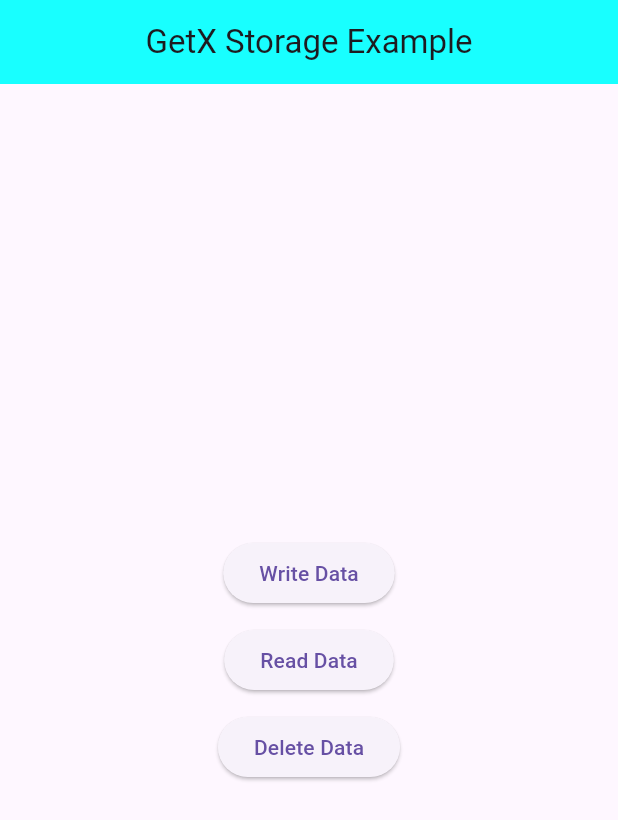
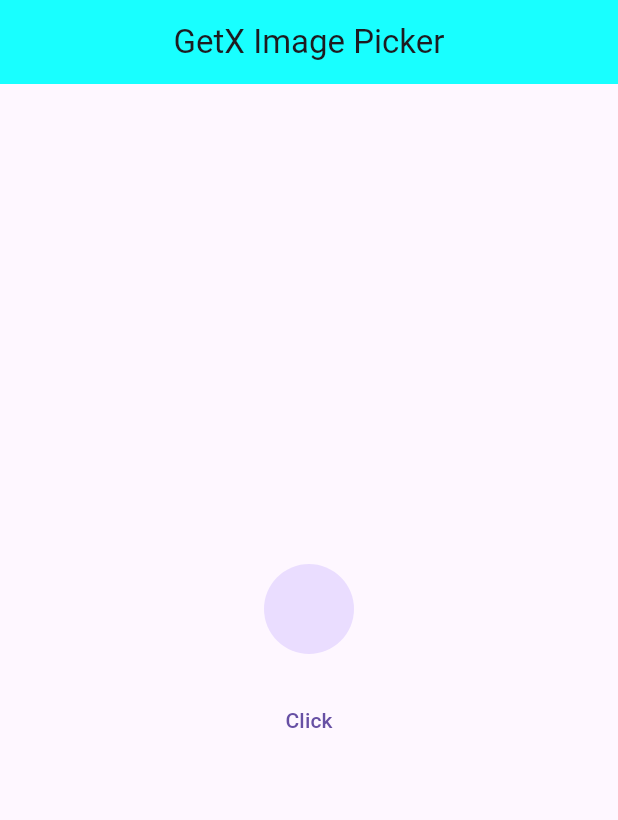
Before and after one commit to Jahid01234/getx_all_code, a Flutter app: the screen it shows after launch, on a phone screen of 412 x 824 dp. Shown: the top 820 px of the screen. Run offline on Flutter 3.47's test engine with Material 3 defaults, Android fonts, the light colour scheme and no system bars; our stand-ins replace get, image_picker.

Commit message:
-GetX Image Picker

```diff
--- /dev/null
+++ b/lib/app/modules/home/binding/home_binding.dart
@@ -0,0 +1,11 @@
+import 'package:get/get.dart';
+import 'package:get_material_app/app/modules/home/controller/home_controller.dart';
+
+class HomeBinding extends Bindings{
+  @override
+  void dependencies() {
+    // TODO: implement dependencies
+    Get.lazyPut(() => HomeController());
+  }
+
+}
--- /dev/null
+++ b/lib/app/modules/home/controller/home_controller.dart
@@ -0,0 +1,17 @@
+import 'package:get/get.dart';
+import 'package:image_picker/image_picker.dart';
+
+class HomeController extends GetxController{
+
+   RxString  selectedImage = ''.obs;
+
+   Future<void> getImage() async{
+     final ImagePicker picker = ImagePicker();
+     final result = await picker.pickImage(
+       source: ImageSource.gallery,
+     );
+     if(result != null){
+       selectedImage.value = result.path;
+     }
+ }
+}
--- /dev/null
+++ b/lib/app/modules/home/view/home_view.dart
@@ -0,0 +1,42 @@
+import 'dart:io';
+
+import 'package:flutter/material.dart';
+import 'package:get/get.dart';
+import 'package:get_material_app/app/modules/home/controller/home_controller.dart';
+
+class HomeView extends GetView<HomeController> {
+  const HomeView({super.key});
+
+  @override
+  Widget build(BuildContext context) {
+    return Scaffold(
+      appBar: AppBar(
+        backgroundColor: Colors.cyanAccent,
+        title: const Text("GetX Image Picker"),
+
+        centerTitle: true,
+      ),
+
+      body: Center(
+        child: Column(
+          mainAxisAlignment: MainAxisAlignment.center,
+          children: [
+            Obx(() => CircleAvatar(
+                radius: 30,
+                backgroundImage: controller.selectedImage.isNotEmpty
+                    ? FileImage(File(controller.selectedImage.toString()))
+                    : null
+
+            ),
+            ),
+            const SizedBox(height: 20),
+            TextButton(onPressed: (){
+              controller.getImage();
+            }, child: const Text("Click"))
+          ],
+        ),
+      ),
+
+    );
+  }
+}
--- /dev/null
+++ b/lib/app/routes/app_routes.dart
@@ -0,0 +1,15 @@
+import 'package:get/get.dart';
+import 'package:get_material_app/app/modules/home/binding/home_binding.dart';
+import 'package:get_material_app/app/modules/home/view/home_view.dart';
+import 'package:get_material_app/app/routes/routes_name.dart';
+
+class AppRoutes{
+  static List<GetPage> page=[
+    GetPage(
+        name: RoutesName.home,
+        page: ()=>const HomeView(),
+        binding: HomeBinding(),
+        transition: Transition.fade
+    ),
+  ];
+}
--- /dev/null
+++ b/lib/app/routes/routes_name.dart
@@ -0,0 +1,3 @@
+class RoutesName{
+  static const String home = '/home_view';
+}
--- a/lib/home_screen.dart
+++ /dev/null
@@ -1,60 +0,0 @@
-import 'package:flutter/material.dart';
-import 'package:get/get.dart';
-import 'package:get_storage/get_storage.dart';
-
-class HomeScreen extends StatelessWidget {
-  const HomeScreen({super.key});
-
-  @override
-  Widget build(BuildContext context) {
-    return Scaffold(
-      appBar: AppBar(
-        backgroundColor: Colors.cyanAccent,
-        title: const Text("GetX Storage Example"),
-
-        centerTitle: true,
-      ),
-
-      body: Center(
-        child: Column(
-          mainAxisAlignment: MainAxisAlignment.center,
-          children: [
-            // write the data button
-            ElevatedButton(
-              onPressed: () async {
-                // write the data
-                await GetStorage().write("data", "I am Flutter Dev");//key and value
-              },
-              child: const Text("Write Data"),
-            ),
-            const SizedBox(height: 10),
-
-            // Read the data button
-            ElevatedButton(
-              onPressed: () async {
-                // read the data
-                await GetStorage.init();
-                final name = GetStorage().read("data");//pass the key here
-               // show read data in the snack-bar
-               Get.snackbar("Title", name ?? "");
-              },
-              child: const Text("Read Data"),
-            ),
-            const SizedBox(height: 10),
-
-            // delete the data button
-            ElevatedButton(
-              onPressed: () async {
-                //  Delete the data
-                //await GetStorage().remove("data");
-               await GetStorage().erase();
-              },
-              child: const Text("Delete Data"),
-            ),
-          ],
-        ),
-      ),
-
-    );
-  }
-}
--- a/lib/main.dart
+++ b/lib/main.dart
@@ -1,10 +1,7 @@
 import 'package:flutter/material.dart';
 import 'package:get/get.dart';
-import 'package:get_material_app/home_screen.dart';
-
-
-
-
+import 'package:get_material_app/app/routes/routes_name.dart';
+import 'app/routes/app_routes.dart';
 
 void main() {
   runApp(const MyApp());
@@ -17,10 +14,12 @@ class MyApp extends StatelessWidget {
 
   @override
   Widget build(BuildContext context) {
-    return const GetMaterialApp(
+    return  GetMaterialApp(
       title: 'GetX Tutorial',
       debugShowCheckedModeBanner: false,
-      home: HomeScreen(),
+     initialRoute: RoutesName.home,
+     getPages: AppRoutes.page,
+     // home: HomeScreen(),
     );
   }
 }
--- a/pubspec.yaml
+++ b/pubspec.yaml
@@ -37,6 +37,7 @@ dependencies:
   cupertino_icons: ^1.0.6
   get: ^4.6.6
   get_storage: ^2.1.1
+  image_picker: ^1.1.2
 
 dev_dependencies:
   flutter_test:
```
Also changed, not shown: pubspec.lock, 2 other files.
